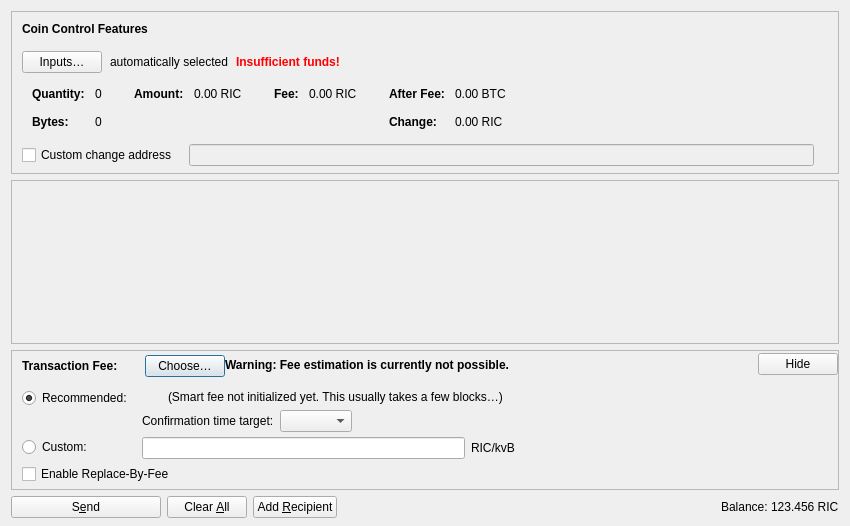
First picture: the form in src/qt/forms/sendcoinsdialog.ui, repository shitcoinsherpa/Freycoin, before the edit.
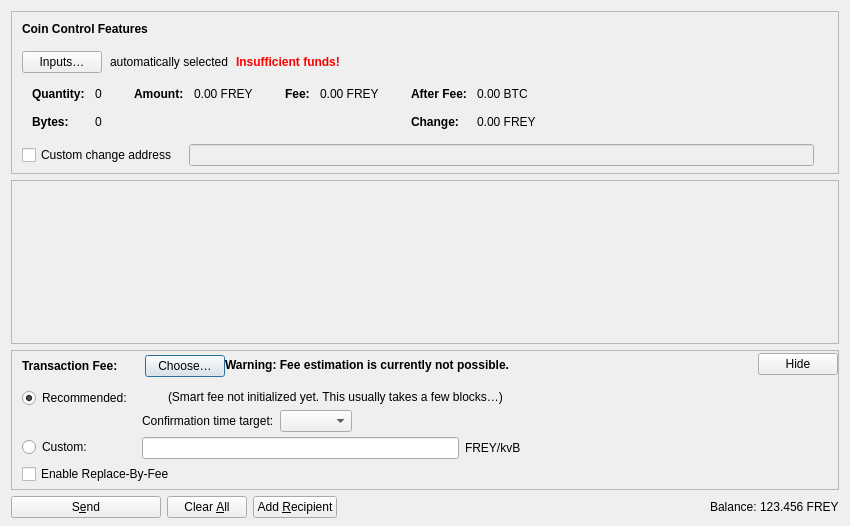
Second picture: the form after the edit. Icons and pictures are not drawn. Custom widgets are drawn as their Qt base class.

Diff of the .ui file:
```diff
--- a/src/qt/forms/sendcoinsdialog.ui
+++ b/src/qt/forms/sendcoinsdialog.ui
@@ -327,7 +327,7 @@
                   <enum>Qt::ActionsContextMenu</enum>
                  </property>
                  <property name="text">
-                  <string notr="true">0.00 RIC</string>
+                  <string notr="true">0.00 FREY</string>
                  </property>
                  <property name="textInteractionFlags">
                   <set>Qt::LinksAccessibleByMouse|Qt::TextSelectableByKeyboard|Qt::TextSelectableByMouse</set>
@@ -378,7 +378,7 @@
                   <enum>Qt::ActionsContextMenu</enum>
                  </property>
                  <property name="text">
-                  <string notr="true">0.00 RIC</string>
+                  <string notr="true">0.00 FREY</string>
                  </property>
                  <property name="textInteractionFlags">
                   <set>Qt::LinksAccessibleByMouse|Qt::TextSelectableByKeyboard|Qt::TextSelectableByMouse</set>
@@ -461,7 +461,7 @@
                   <enum>Qt::ActionsContextMenu</enum>
                  </property>
                  <property name="text">
-                  <string notr="true">0.00 RIC</string>
+                  <string notr="true">0.00 FREY</string>
                  </property>
                  <property name="textInteractionFlags">
                   <set>Qt::LinksAccessibleByMouse|Qt::TextSelectableByKeyboard|Qt::TextSelectableByMouse</set>
@@ -833,7 +833,7 @@
 Note:  Since the fee is calculated on a per-byte basis, a fee rate of "100 riemanns per kvB" for a transaction size of 500 virtual bytes (half of 1 kvB) would ultimately yield a fee of only 50 riemanns.</string>
                    </property>
                    <property name="text">
-                    <string>RIC/kvB</string>
+                    <string>FREY/kvB</string>
                    </property>
                   </widget>
                  </item>
@@ -1178,7 +1178,7 @@
           <cursorShape>IBeamCursor</cursorShape>
          </property>
          <property name="text">
-          <string notr="true">123.456 RIC</string>
+          <string notr="true">123.456 FREY</string>
          </property>
          <property name="textInteractionFlags">
           <set>Qt::LinksAccessibleByMouse|Qt::TextSelectableByKeyboard|Qt::TextSelectableByMouse</set>
```
Left out of the diff: 16 changed lines with no effect on the pictures.
